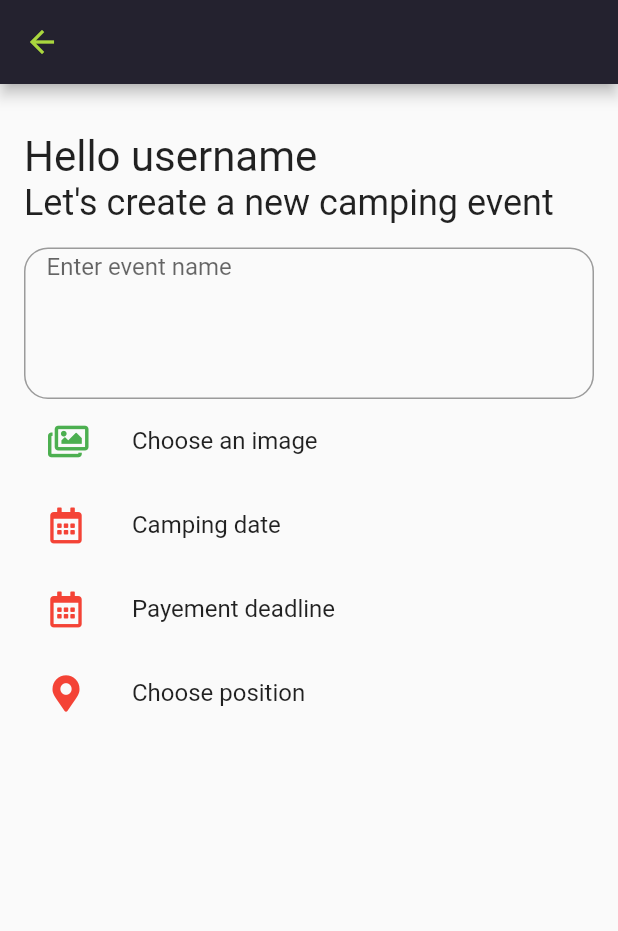
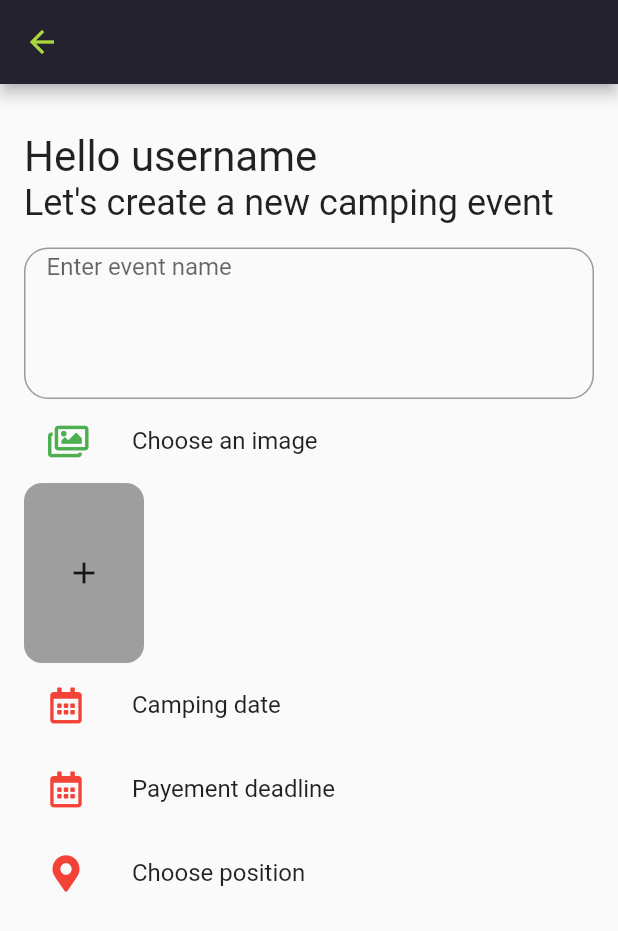
Before and after one commit to mohamedkhrouf/my-camp, a Flutter app: the AddEventForm screen opened directly, on a phone screen of 412 x 824 dp. Shown: the top 931 px of the screen. Run offline on Flutter 3.47's test engine with Material 2 defaults, Android fonts, the phone set to English and light mode, and no system bars; our stand-ins replace carousel_slider, flutter_login, flutter_map, font_awesome_flutter, latlong2; network calls fail.

Commit message:
multi image

```diff
--- a/lib/screens/homePage/widgets/addEventForm.dart
+++ b/lib/screens/addEventFormPage/mainScreen/addEventForm.dart
@@ -1,9 +1,10 @@
 import 'package:flutter/cupertino.dart';
 import 'package:flutter/material.dart';
-import 'package:flutter_map/flutter_map.dart';
 import 'package:font_awesome_flutter/font_awesome_flutter.dart';
+import 'package:my_camp/screens/addEventFormPage/widgets/addImage.dart';
+import 'package:my_camp/screens/addEventFormPage/widgets/imageContainer.dart';
 
-import 'campSitesList.dart';
+import '../../homePage/widgets/campSitesList.dart';
 
 class AddEventForm extends StatefulWidget {
   @override
@@ -11,7 +12,7 @@ class AddEventForm extends StatefulWidget {
 }
 
 class _AddEventForm extends State<AddEventForm> {
-
+  List<Widget> chosenImages = [];
   final descriptionController = TextEditingController();
   DateTime firstDate = DateTime.now();
   DateTime selectedCampingDate = DateTime.now();
@@ -62,9 +63,9 @@ class _AddEventForm extends State<AddEventForm> {
       body:Container(
           padding : EdgeInsets.only(top: 32.0),
           margin: EdgeInsets.only(left: 16.0),
-        child: Column(
-          mainAxisAlignment: MainAxisAlignment.start,
-          crossAxisAlignment: CrossAxisAlignment.start,
+        child: ListView(
+         // mainAxisAlignment: MainAxisAlignment.start,
+          //crossAxisAlignment: CrossAxisAlignment.start,
           children:[
             Container(
               child: Text("Hello username",
@@ -97,6 +98,26 @@ class _AddEventForm extends State<AddEventForm> {
             ListTile(
               leading: Icon(FontAwesomeIcons.images,color: Colors.green,),
               title: Text("Choose an image"),
+            ),
+            Container(
+              child:Wrap(
+                  spacing: 8.0,
+                  children: [
+                    (chosenImages.length<6) ?
+                    GestureDetector(
+                      onTap: (){
+                        setState(() {
+                          chosenImages.add(ImageContainer());
+                        });
+                      },
+                      child:AddImage() ,
+                    )
+                    :
+                    Container(),
+                    ...chosenImages,
+                  ],
+                ),
+
             ),
             GestureDetector(
               onTap:  (){
--- /dev/null
+++ b/lib/screens/addEventFormPage/widgets/addImage.dart
@@ -0,0 +1,30 @@
+import 'package:flutter/cupertino.dart';
+import 'package:flutter/material.dart';
+
+class AddImage extends StatefulWidget {
+  @override
+  _AddImage createState() => _AddImage();
+}
+
+class _AddImage extends State<AddImage> {
+  @override
+  Widget build(BuildContext context) {
+    return Container(
+      width: 80,
+      height: 120,
+      decoration: BoxDecoration(
+        color: Colors.grey,
+
+        borderRadius: BorderRadius.only(
+          topLeft: Radius.circular(12.0),
+          topRight: Radius.circular(12.0),
+          bottomLeft: Radius.circular(12.0),
+          bottomRight: Radius.circular(12.0),
+        ),
+      ),
+      child: Center(
+        child: Icon(Icons.add),
+      ),
+    );
+  }
+}
--- a/lib/screens/homePage/mainScreen/homePage.dart
+++ b/lib/screens/homePage/mainScreen/homePage.dart
@@ -1,6 +1,6 @@
 import 'package:flutter/cupertino.dart';
 import 'package:flutter/material.dart';
-import 'package:my_camp/screens/homePage/widgets/addEventForm.dart';
+import 'package:my_camp/screens/addEventFormPage/mainScreen/addEventForm.dart';
 import 'package:my_camp/screens/homePage/widgets/event.dart';
 import 'package:my_camp/screens/homePage/widgets/publication.dart';
 
```
Also changed, not shown: lib/screens/addEventFormPage/widgets/imageContainer.dart (added, +31 -0 lines).
